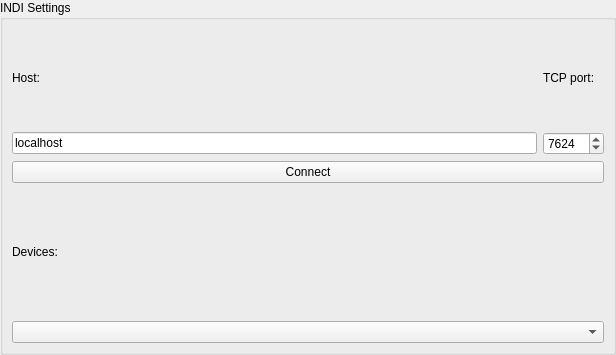
This is plugins/TelescopeControl/src/INDI/TelescopeClientINDIUI.ui in Stellarium/stellarium as Qt 5 draws it before an edit. The edited form follows.
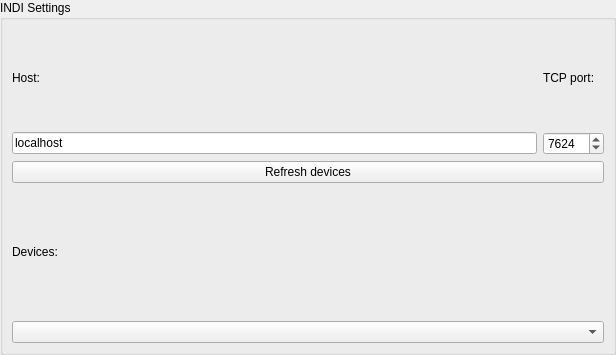
This is the edited form.

What changed in the file:
```diff
--- a/plugins/TelescopeControl/src/INDI/TelescopeClientINDIUI.ui
+++ b/plugins/TelescopeControl/src/INDI/TelescopeClientINDIUI.ui
@@ -97,7 +97,13 @@
       <item>
        <widget class="QPushButton" name="connectButton">
         <property name="text">
-         <string>Connect</string>
+         <string>Refresh devices</string>
+        </property>
+        <property name="checkable">
+         <bool>true</bool>
+        </property>
+        <property name="checked">
+         <bool>false</bool>
         </property>
        </widget>
       </item>
```
